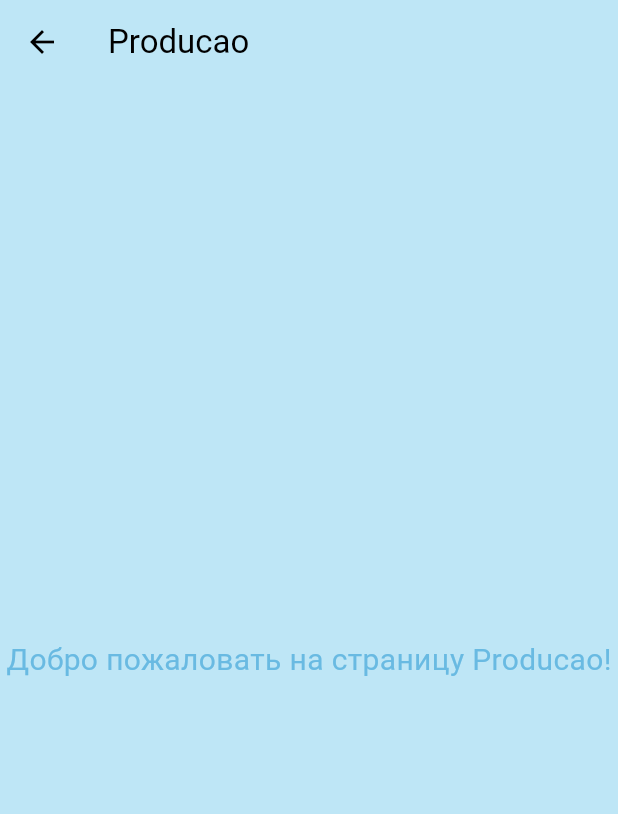
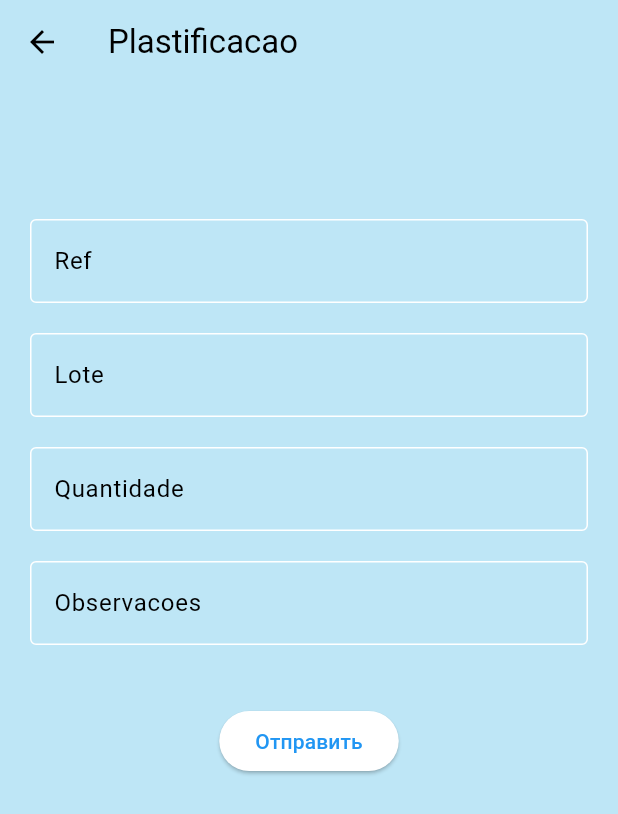
Before and after one commit to vladka1220/albano_appp, a Flutter app: the PlastificacaoPage screen opened directly, on a phone screen of 412 x 824 dp. Shown: the top 814 px of the screen. Run offline on Flutter 3.47's test engine with Material 3 defaults, Android fonts, the light colour scheme and no system bars.

Commit message:
plastificao_page

```diff
--- a/lib/main.dart
+++ b/lib/main.dart
@@ -14,6 +14,7 @@ class MyApp extends StatelessWidget {
   @override
   Widget build(BuildContext context) {
     return MaterialApp(
+      debugShowCheckedModeBanner: false,
       title: 'Albano Alves',
       theme: AppTheme.lightTheme,
       // Настройки темы вашего приложения
--- a/lib/pages/plastificacao_page.dart
+++ b/lib/pages/plastificacao_page.dart
@@ -1,23 +1,110 @@
 import 'package:flutter/material.dart';
 
-class PlastificacaoPage extends StatelessWidget {
+class PlastificacaoPage extends StatefulWidget {
   const PlastificacaoPage({super.key});
+
+  @override
+  _PlastificacaoPageState createState() => _PlastificacaoPageState();
+}
+
+class _PlastificacaoPageState extends State<PlastificacaoPage> {
+  final _formKey = GlobalKey<FormState>();
+
+  // Контроллеры для полей ввода
+  final TextEditingController refController = TextEditingController();
+  final TextEditingController loteController = TextEditingController();
+  final TextEditingController quantidadeController = TextEditingController();
+  final TextEditingController observacoesController = TextEditingController();
+
+  late String observacoes;
 
   @override
   Widget build(BuildContext context) {
     return Scaffold(
       appBar: AppBar(
-        title: const Text('Producao'),
+        title: const Text('Plastificacao'),
       ),
-      body: Center(
-        child: Text(
-          'Добро пожаловать на страницу Producao!',
-          style: TextStyle(
-            fontSize: 20,
-            color: Theme.of(context).primaryColor,
+      body: SingleChildScrollView(
+        padding: const EdgeInsets.all(20.0),
+        child: Form(
+          key: _formKey,
+          child: Column(
+            children: [
+              const SizedBox(height: 70), // Отступ между полями
+              _buildNumericFormField('Ref', refController),
+              const SizedBox(height: 20), // Отступ между полями
+              _buildNumericFormField('Lote', loteController),
+              const SizedBox(height: 20), // Отступ между полями
+              _buildNumericFormField('Quantidade', quantidadeController),
+              const SizedBox(height: 20), // Отступ между полями
+              _buildTextFormField('Observacoes', observacoesController),
+              const SizedBox(height: 40), // Отступ между полями
+              ElevatedButton(
+                onPressed: _submitForm,
+                child: const Text('Отправить'),
+              ),
+            ],
           ),
         ),
       ),
     );
   }
+
+  TextFormField _buildNumericFormField(
+      String label, TextEditingController controller) {
+    return TextFormField(
+      keyboardType: TextInputType.number, //input inly numbers on keyboard
+      controller: controller,
+      decoration: InputDecoration(
+        border: const OutlineInputBorder(),
+        labelText: label,
+      ),
+      validator: (value) {
+        if (value == null || value.isEmpty || int.tryParse(value) == null) {
+          return 'Введите целое число';
+        }
+        return null;
+      },
+    );
+  }
+
+  TextFormField _buildTextFormField(
+      String label, TextEditingController controller) {
+    return TextFormField(
+      controller: controller,
+      decoration: InputDecoration(
+        border: const OutlineInputBorder(),
+        labelText: label,
+      ),
+      validator: (value) {
+        if (value == null || value.isEmpty) {
+          return 'Пожалуйста, заполните это поле';
+        }
+        return null;
+      },
+    );
+  }
+
+  void _submitForm() {
+    if (_formKey.currentState!.validate()) {
+      // Извлекаем данные из контроллеров
+      // ignore: unused_local_variable
+      final int ref = int.parse(refController.text);
+      // ignore: unused_local_variable
+      final int lote = int.parse(loteController.text);
+      // ignore: unused_local_variable
+      final int quantidade = int.parse(quantidadeController.text);
+      observacoes = observacoesController.text;
+
+      // Отправка данных на сервер
+      // sendDataToServer(ref, lote, quantidade, observacoes);
+    }
+  }
+
+  // Пример функции для отправки данных на сервер (закомментировано)
+  /*
+  void sendDataToServer() async {
+    // Здесь код для отправки данных на сервер, например, через http.post
+  }
+  */
 }
--- a/lib/pages/producao_page.dart
+++ b/lib/pages/producao_page.dart
@@ -58,7 +58,7 @@ class _ProducaoPageState extends State<ProducaoPage> {
   TextFormField _buildNumericFormField(
       String label, TextEditingController controller) {
     return TextFormField(
-      keyboardType: TextInputType.number,
+      keyboardType: TextInputType.number, //input inly numbers on keyboard
       controller: controller,
       decoration: InputDecoration(
         border: const OutlineInputBorder(),
@@ -93,9 +93,13 @@ class _ProducaoPageState extends State<ProducaoPage> {
   void _submitForm() {
     if (_formKey.currentState!.validate()) {
       // Извлекаем данные из контроллеров
+      // ignore: unused_local_variable
       final int ref = int.parse(refController.text);
+      // ignore: unused_local_variable
       final int lote = int.parse(loteController.text);
+      // ignore: unused_local_variable
       final int numeroDaBobine = int.parse(numeroDaBobineController.text);
+      // ignore: unused_local_variable
       final int quantidade = int.parse(quantidadeController.text);
       observacoes = observacoesController.text;
 
```
